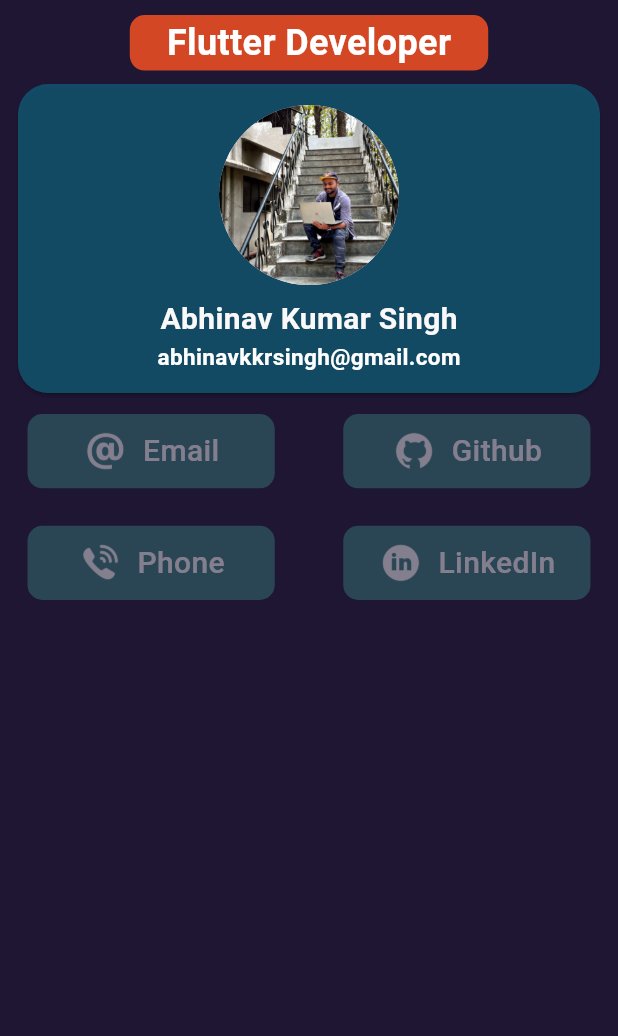
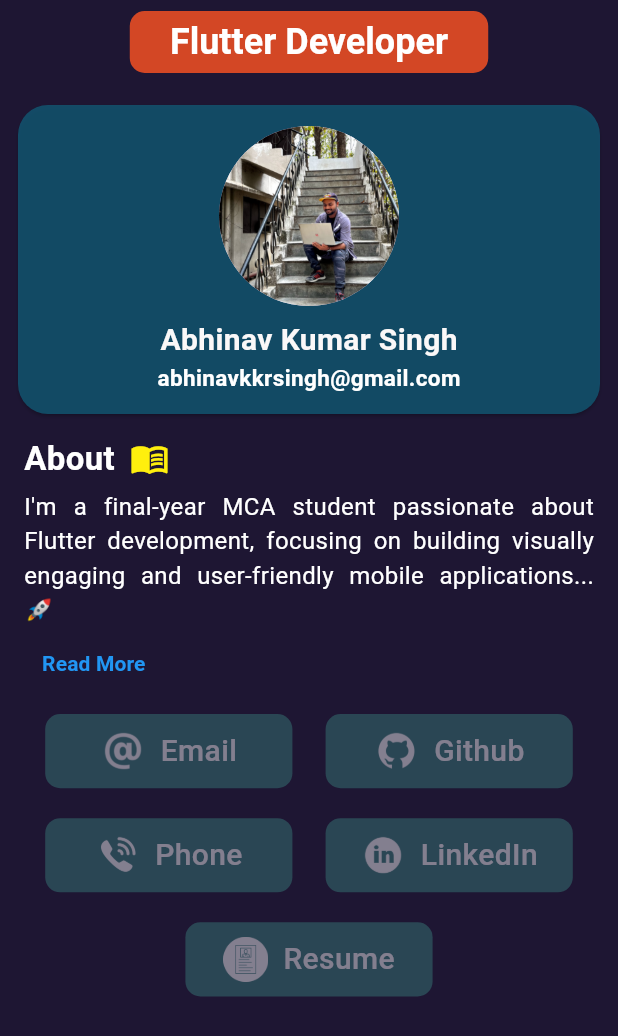
Before and after one commit to krsinghabhinav/personalportfolioapp, a Flutter app: the screen it shows after launch, on a phone screen of 412 x 824 dp. Shown: the top 1036 px of the screen. Run offline on Flutter 3.47's test engine with Material 3 defaults, Android fonts, the light colour scheme and no system bars; our stand-ins replace get.

Commit message:
resume add

```diff
--- a/analysis_options.yaml
+++ b/analysis_options.yaml
@@ -7,9 +7,9 @@
 
 # The following line activates a set of recommended lints for Flutter apps,
 # packages, and plugins designed to encourage good coding practices.
-include: package:flutter_lints/flutter.yaml
+# include: package:flutter_lints/flutter.yaml
 
-linter:
+# linter:
   # The lint rules applied to this project can be customized in the
   # section below to disable rules from the `package:flutter_lints/flutter.yaml`
   # included above or to enable additional rules. A list of all available lints
--- a/lib/controller/LinkedInController.dart
+++ b/lib/controller/LinkedInController.dart
@@ -3,13 +3,25 @@ import 'package:get/get.dart';
 import 'package:url_launcher/url_launcher.dart';
 
 class LinkedInController extends GetxController {
-  final String linkedInUrl = "https://www.linkedin.com/in/abhinav-kumar-singh-07196718b";
+  final String linkedInWebUrl =
+      "https://www.linkedin.com/in/abhinav-kumar-singh-07196718b";
+  final String linkedInAppUrl =
+      "linkedin://in/abhinav-kumar-singh-07196718b"; // App deep link
 
   void openLinkedIn() async {
-    Uri url = Uri.parse(linkedInUrl);
-    if (await canLaunchUrl(url)) {
-      await launchUrl(url, mode: LaunchMode.externalApplication);
-    } else {
+    Uri appUri = Uri.parse(linkedInAppUrl);
+    Uri webUri = Uri.parse(linkedInWebUrl);
+
+    // Try to open in the LinkedIn app first
+    if (await canLaunchUrl(appUri)) {
+      await launchUrl(appUri, mode: LaunchMode.externalApplication);
+    }
+    // If the app is not installed, open in the web browser
+    else if (await canLaunchUrl(webUri)) {
+      await launchUrl(webUri, mode: LaunchMode.externalApplication);
+    }
+    // Show an error if neither works
+    else {
       Get.snackbar("Error", "Cannot open LinkedIn profile");
     }
   }
--- /dev/null
+++ b/lib/controller/ResumeController.dart
@@ -0,0 +1,17 @@
+import 'package:get/get.dart';
+import 'package:url_launcher/url_launcher.dart';
+
+class ResumeController extends GetxController {
+  final String resumeUrl =
+      "https://drive.google.com/file/d/1ulO0nYvGkaFsA2sCdyRHjoupgr3q_mXc/view?usp=drive_link";
+
+  void openResume() async {
+    if (await canLaunchUrl(Uri.parse(resumeUrl))) {
+      await launchUrl(Uri.parse(resumeUrl),
+          mode: LaunchMode.externalApplication);
+    } else {
+      Get.snackbar("Error", "Could not open the resume link",
+          snackPosition: SnackPosition.BOTTOM);
+    }
+  }
+}
--- a/lib/view/home/homeScreen.dart
+++ b/lib/view/home/homeScreen.dart
@@ -3,11 +3,15 @@ import 'package:get/get.dart';
 import '../../controller/EmailController.dart';
 import '../../controller/LinkedInController.dart';
 import '../../controller/PhoneController.dart';
+import '../../controller/ResumeController.dart';
 import '../../controller/githubhController.dart';
+import 'widgets/abouttext.dart';
 import 'widgets/cardProfile.dart';
 import 'widgets/emailButtonContainer.dart';
 import 'widgets/githubhButtonContainer.dart';
+import 'widgets/linkedInButtonContainer.dart';
 import 'widgets/phoneButtonContainer.dart';
+import 'widgets/resumeButtonContainer.dart';
 
 class Homescreen extends StatefulWidget {
   const Homescreen({super.key});
@@ -27,113 +31,95 @@ class _HomescreenState extends State<Homescreen>
     _animationController = AnimationController(
       vsync: this,
       duration: const Duration(milliseconds: 700),
-    )..repeat(reverse: true); // Continuous blinking effect
+    )..repeat(reverse: true);
 
     _opacityAnimation =
         Tween<double>(begin: 1.0, end: 0.3).animate(_animationController);
   }
+
+  final ResumeController resumeController = Get.put(ResumeController());
 
   @override
   void dispose() {
     _animationController.dispose();
     super.dispose();
   }
-final LinkedInController linkedinController = Get.put(LinkedInController());
+
   @override
   Widget build(BuildContext context) {
     return SafeArea(
       child: Scaffold(
         backgroundColor: const Color.fromARGB(255, 30, 22, 51),
-        body: Center(
-          child: Column(
-            children: [
-              SizedBox(height: 10),
-              Container(
-                height: Get.height * 0.045,
+        appBar: AppBar(
+          backgroundColor: const Color.fromARGB(255, 30, 22, 51),
+          title: Center(
+            child: Container(
+              height: Get.height * 0.05,
               width: Get.width * 0.58,
               decoration: BoxDecoration(
                 borderRadius: BorderRadius.circular(10),
                 color: const Color.fromARGB(246, 218, 73, 37),
               ),
               alignment: Alignment.center,
-                child: Text(
+              child: const Text(
                 "Flutter Developer",
                 style: TextStyle(
                     fontSize: 24,
                     fontWeight: FontWeight.bold,
-                      color: const Color.fromARGB(255, 255, 255, 255)),
+                    color: Colors.white),
               ),
             ),
-              SizedBox(height: 5),
+          ),
+        ),
+        body: SingleChildScrollView(
+          padding: const EdgeInsets.symmetric(horizontal: 8),
+          child: Column(
+            crossAxisAlignment: CrossAxisAlignment.start,
+            children: [
+              const SizedBox(height: 10),
+              // Center(
+              //   child: Container(
+              //     height: Get.height * 0.045,
+              //     width: Get.width * 0.58,
+              //     decoration: BoxDecoration(
+              //       borderRadius: BorderRadius.circular(10),
+              //       color: const Color.fromARGB(246, 218, 73, 37),
+              //     ),
+              //     alignment: Alignment.center,
+              //     child: const Text(
+              //       "Flutter Developer",
+              //       style: TextStyle(
+              //           fontSize: 24,
+              //           fontWeight: FontWeight.bold,
+              //           color: Colors.white),
+              //     ),
+              //   ),
+              // ),
+
               cardProfile(),
               const SizedBox(height: 10),
-              Padding(
-                padding: const EdgeInsets.symmetric(horizontal: 8),
-                child: Row(
+              Abouttext(),
+              const SizedBox(height: 10),
+              Row(
                 mainAxisAlignment: MainAxisAlignment.spaceEvenly,
                 children: [
                   emailButtonContainer(opacityAnimation: _opacityAnimation),
-                    const SizedBox(width: 25),
-                    githubhButtonContainer(
+                  githubhButtonContainer(opacityAnimation: _opacityAnimation),
+                ],
+              ),
+              const SizedBox(height: 20),
+              Row(
+                mainAxisAlignment: MainAxisAlignment.spaceEvenly,
+                children: [
+                  phoneButtonContainer(opacityAnimation: _opacityAnimation),
+                  linkedInButtonContainer(opacityAnimation: _opacityAnimation),
+                ],
+              ),
+              const SizedBox(height: 20),
+              resumeButtonContainer(
                 opacityAnimation: _opacityAnimation,
               ),
-                  ],
-                ),
-              ),
-              SizedBox(height: 25),
-              Padding(
-                padding: const EdgeInsets.symmetric(horizontal: 8),
-                child: Row(
-                  mainAxisAlignment: MainAxisAlignment.spaceEvenly,
-                  children: [
-                    phoneButtonContainer(
-                      opacityAnimation: _opacityAnimation,
-                    ),
-                    const SizedBox(width: 25),
-                    AnimatedBuilder(
-                      animation: _opacityAnimation,
-                      builder: (context, child) {
-                        return Opacity(
-                          opacity: _opacityAnimation.value,
-                          child: GestureDetector(
-                            onTap: () {
-                              linkedinController.openLinkedIn();
-                            },
-                            child: Container(
-                              height: Get.height * 0.06,
-                              width: Get.width * 0.4,
-                              decoration: BoxDecoration(
-                                color: const Color.fromARGB(255, 57, 128, 124),
-                                borderRadius: BorderRadius.circular(10),
-                              ),
-                              child: Row(
-                                mainAxisAlignment: MainAxisAlignment.center,
-                                children: [
-                                  const ImageIcon(
-                                    AssetImage(
-                                        "assets/images/LinkedIn Circled.png"),
-                                    color: Colors.white,
-                                    size: 30,
-                                  ),
-                                  const SizedBox(width: 10),
-                                  const Text(
-                                    "LinkedIn",
-                                    style: TextStyle(
-                                      color: Colors.white,
-                                      fontSize: 20,
-                                      fontWeight: FontWeight.w500,
-                                    ),
-                                  ),
-                                ],
-                              ),
-                            ),
-                          ),
-                        );
-                      },
-                    ),
-                  ],
-                ),
-              )
+              const SizedBox(height: 10),
             ],
           ),
         ),
--- /dev/null
+++ b/lib/view/home/widgets/abouttext.dart
@@ -0,0 +1,71 @@
+import 'package:flutter/material.dart';
+
+class Abouttext extends StatefulWidget {
+  const Abouttext({super.key});
+
+  @override
+  State<Abouttext> createState() => _AbouttextState();
+}
+
+bool isExpanded = false;
+
+class _AbouttextState extends State<Abouttext> {
+  @override
+  Widget build(BuildContext context) {
+    return Padding(
+      padding: const EdgeInsets.symmetric(horizontal: 8),
+      child: Column(
+        children: [
+          Row(
+            children: [
+              Text(
+                "About",
+                style: TextStyle(
+                  fontSize: 22,
+                  fontWeight: FontWeight.bold,
+                  color: Colors.white,
+                ),
+              ),
+              SizedBox(width: 10), // Adds spacing between text and icon
+              Icon(
+                Icons.menu_book, // Notebook icon
+                color: Color.fromARGB(255, 255, 239, 13),
+                size: 26,
+              ),
+            ],
+          ),
+          const SizedBox(height: 5),
+          GestureDetector(
+            onTap: () {
+              setState(() {
+                isExpanded = !isExpanded;
+              });
+            },
+            child: Text(
+              isExpanded
+                  ? "I'm a final-year MCA student passionate about Flutter development, focusing on building visually engaging and user-friendly mobile applications. I have hands-on experience with Flutter’s core features, including UI design, Firebase integration, and API handling. Committed to writing clean, efficient code, I continuously refine my skills to stay updated with best practices. I’m eager to join a team where I can contribute, grow, and collaborate on impactful projects. 🚀"
+                  : "I'm a final-year MCA student passionate about Flutter development, focusing on building visually engaging and user-friendly mobile applications... 🚀",
+              textAlign: TextAlign.justify,
+              style: const TextStyle(fontSize: 16, color: Colors.white),
+            ),
+          ),
+          Align(
+            alignment: Alignment.centerLeft,
+            child: TextButton(
+              onPressed: () {
+                setState(() {
+                  isExpanded = !isExpanded;
+                });
+              },
+              child: Text(
+                isExpanded ? "Show Less" : "Read More",
+                style: const TextStyle(
+                    color: Colors.blue, fontWeight: FontWeight.bold),
+              ),
+            ),
+          ),
+        ],
+      ),
+    );
+  }
+}
--- a/lib/view/home/widgets/cardProfile.dart
+++ b/lib/view/home/widgets/cardProfile.dart
@@ -8,9 +8,7 @@ class cardProfile extends StatelessWidget {
 
   @override
   Widget build(BuildContext context) {
-    return Padding(
-      padding: const EdgeInsets.symmetric(horizontal: 8),
-      child: Card(
+    return Card(
       color: const Color.fromARGB(201, 17, 89, 117),
       shape: RoundedRectangleBorder(
         borderRadius: BorderRadius.circular(20),
@@ -45,7 +43,6 @@ class cardProfile extends StatelessWidget {
           ],
         ),
       ),
-      ),
     );
   }
 }
--- /dev/null
+++ b/lib/view/home/widgets/linkedInButtonContainer.dart
@@ -0,0 +1,61 @@
+import 'package:flutter/material.dart';
+import 'package:get/get.dart';
+
+import '../../../controller/LinkedInController.dart';
+
+class linkedInButtonContainer extends StatelessWidget {
+   linkedInButtonContainer({
+    super.key,
+    required Animation<double> opacityAnimation,
+
+  }) : _opacityAnimation = opacityAnimation;
+
+  final Animation<double> _opacityAnimation;
+
+final LinkedInController linkedinController = Get.put(LinkedInController());
+
+  @override
+  Widget build(BuildContext context) {
+    return AnimatedBuilder(
+      animation: _opacityAnimation,
+      builder: (context, child) {
+        return Opacity(
+          opacity: _opacityAnimation.value,
+          child: GestureDetector(
+            onTap: () {
+              linkedinController.openLinkedIn();
+            },
+            child: Container(
+              height: Get.height * 0.06,
+              width: Get.width * 0.4,
+              decoration: BoxDecoration(
+                color: const Color.fromARGB(255, 57, 128, 124),
+                borderRadius: BorderRadius.circular(10),
+              ),
+              child: Row(
+                mainAxisAlignment: MainAxisAlignment.center,
+                children: [
+                  const ImageIcon(
+                    AssetImage(
+                        "assets/images/LinkedIn Circled.png"),
+                    color: Colors.white,
+                    size: 30,
+                  ),
+                  const SizedBox(width: 10),
+                  const Text(
+                    "LinkedIn",
+                    style: TextStyle(
+                      color: Colors.white,
+                      fontSize: 20,
+                      fontWeight: FontWeight.w500,
+                    ),
+                  ),
+                ],
+              ),
+            ),
+          ),
+        );
+      },
+    );
+  }
+}
--- /dev/null
+++ b/lib/view/home/widgets/resumeButtonContainer.dart
@@ -0,0 +1,62 @@
+import 'package:flutter/material.dart';
+import 'package:get/get.dart';
+
+import '../../../controller/ResumeController.dart';
+
+class resumeButtonContainer extends StatelessWidget {
+   resumeButtonContainer({
+    super.key,
+    required Animation<double> opacityAnimation,
+
+  }) : _opacityAnimation = opacityAnimation;
+
+  final Animation<double> _opacityAnimation;
+
+  final ResumeController resumeController = Get.put(ResumeController());
+
+  @override
+  Widget build(BuildContext context) {
+    return Center(
+      child: AnimatedBuilder(
+        animation: _opacityAnimation,
+        builder: (context, child) {
+          return Opacity(
+            opacity: _opacityAnimation.value,
+            child: GestureDetector(
+              onTap: () {
+                resumeController.openResume();
+              },
+              child: Container(
+                height: Get.height * 0.06,
+                width: Get.width * 0.4,
+                decoration: BoxDecoration(
+                  color: const Color.fromARGB(255, 57, 128, 124),
+                  borderRadius: BorderRadius.circular(10),
+                ),
+                child: Row(
+                  mainAxisAlignment: MainAxisAlignment.center,
+                  children: [
+                    const ImageIcon(
+                      AssetImage("assets/images/resumeicons.png"),
+                      color: Colors.white,
+                      size: 30,
+                    ),
+                    const SizedBox(width: 10),
+                    const Text(
+                      "Resume",
+                      style: TextStyle(
+                        color: Colors.white,
+                        fontSize: 20,
+                        fontWeight: FontWeight.w500,
+                      ),
+                    ),
+                  ],
+                ),
+              ),
+            ),
+          );
+        },
+      ),
+    );
+  }
+}
```
Also changed, not shown: assets/images/resume.png (added), assets/images/resumeicons.png (added). Lines whose indentation alone changed are shown as unchanged.
